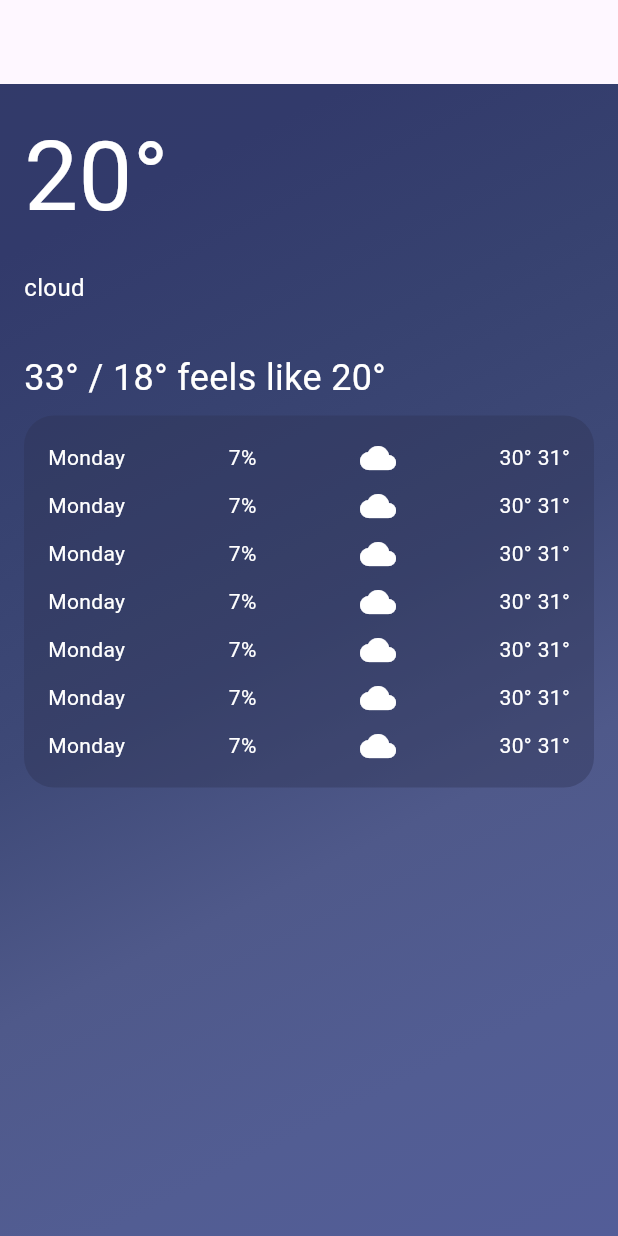
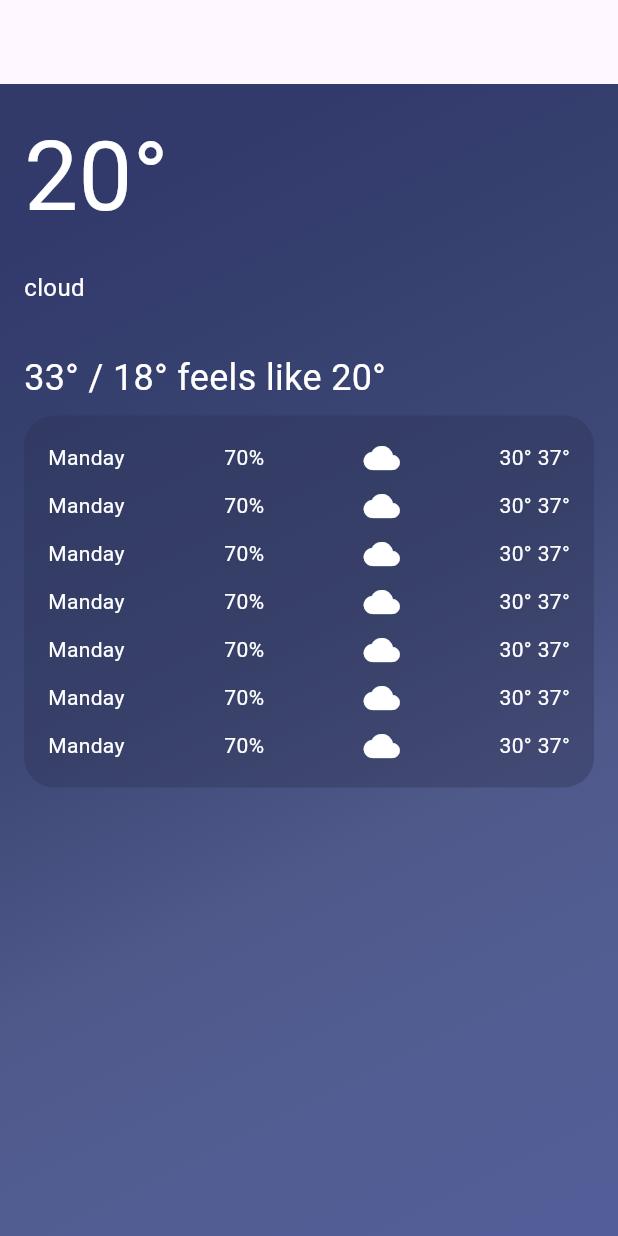
Before and after one commit to Mahmoudkhalafalah/NewsWeatherApp, a Flutter app: the screen it shows after launch, on a phone screen of 412 x 824 dp. Run offline on Flutter 3.47's test engine with Material 3 defaults, Android fonts, the phone set to English and light mode, and no system bars; our stand-ins replace dio, flutter_bloc.

Commit message:
custom widgets added

```diff
--- a/lib/views/weather_details_view.dart
+++ b/lib/views/weather_details_view.dart
@@ -1,5 +1,5 @@
-import 'package:flutter/cupertino.dart';
 import 'package:flutter/material.dart';
+import 'package:news_weather_app_project/views/widgets.dart';
 
 class WeatherDetails extends StatelessWidget {
   const WeatherDetails({super.key});
@@ -72,183 +72,83 @@ class WeatherDetails extends StatelessWidget {
               SizedBox(
                 height: 8,
               ),
-              Container(
-                decoration: BoxDecoration(
-                  borderRadius: BorderRadius.all(Radius.circular(20)),
-                  color: Color(0xff2d3253).withOpacity(0.4),
-                ),
-                padding: EdgeInsets.all(16),
+              CustomContainer(
                 child: Column(
                   children: [
-                    Row(
-                      mainAxisAlignment: MainAxisAlignment.spaceBetween,
-                      children: [
-                        Text(
-                          'Monday',
-                          style: TextStyle(color: Colors.white),
-                        ),
-                        Text(
-                          '7%',
-                          style: TextStyle(color: Colors.white),
-                        ),
-                        Icon(
-                          Icons.cloud,
-                          color: Colors.white,
-                        ),
-                        Text(
-                          '30° 31°',
-                          style: TextStyle(color: Colors.white),
-                        ),
-                      ],
+                    CustomForecastDayWidget(
+                      day: 'Manday',
+                      humidity: 70,
+                      icon: Icons.cloud,
+                      maxTemp: 37,
+                      minTemp: 30,
                     ),
                     SizedBox(
                       height: 8,
                     ),
-                    Row(
-                      mainAxisAlignment: MainAxisAlignment.spaceBetween,
-                      children: [
-                        Text(
-                          'Monday',
-                          style: TextStyle(color: Colors.white),
-                        ),
-                        Text(
-                          '7%',
-                          style: TextStyle(color: Colors.white),
-                        ),
-                        Icon(
-                          Icons.cloud,
-                          color: Colors.white,
-                        ),
-                        Text(
-                          '30° 31°',
-                          style: TextStyle(color: Colors.white),
-                        ),
-                      ],
+                    CustomForecastDayWidget(
+                      day: 'Manday',
+                      humidity: 70,
+                      icon: Icons.cloud,
+                      maxTemp: 37,
+                      minTemp: 30,
                     ),
                     SizedBox(
                       height: 8,
                     ),
-                    Row(
-                      mainAxisAlignment: MainAxisAlignment.spaceBetween,
-                      children: [
-                        Text(
-                          'Monday',
-                          style: TextStyle(color: Colors.white),
-                        ),
-                        Text(
-                          '7%',
-                          style: TextStyle(color: Colors.white),
-                        ),
-                        Icon(
-                          Icons.cloud,
-                          color: Colors.white,
-                        ),
-                        Text(
-                          '30° 31°',
-                          style: TextStyle(color: Colors.white),
-                        ),
-                      ],
+                    CustomForecastDayWidget(
+                      day: 'Manday',
+                      humidity: 70,
+                      icon: Icons.cloud,
+                      maxTemp: 37,
+                      minTemp: 30,
                     ),
                     SizedBox(
                       height: 8,
                     ),
-                    Row(
-                      mainAxisAlignment: MainAxisAlignment.spaceBetween,
-                      children: [
-                        Text(
-                          'Monday',
-                          style: TextStyle(color: Colors.white),
-                        ),
-                        Text(
-                          '7%',
-                          style: TextStyle(color: Colors.white),
-                        ),
-                        Icon(
-                          Icons.cloud,
-                          color: Colors.white,
-                        ),
-                        Text(
-                          '30° 31°',
-                          style: TextStyle(color: Colors.white),
-                        ),
-                      ],
+                    CustomForecastDayWidget(
+                      day: 'Manday',
+                      humidity: 70,
+                      icon: Icons.cloud,
+                      maxTemp: 37,
+                      minTemp: 30,
                     ),
                     SizedBox(
                       height: 8,
                     ),
-                    Row(
-                      mainAxisAlignment: MainAxisAlignment.spaceBetween,
-                      children: [
-                        Text(
-                          'Monday',
-                          style: TextStyle(color: Colors.white),
-                        ),
-                        Text(
-                          '7%',
-                          style: TextStyle(color: Colors.white),
-                        ),
-                        Icon(
-                          Icons.cloud,
-                          color: Colors.white,
-                        ),
-                        Text(
-                          '30° 31°',
-                          style: TextStyle(color: Colors.white),
-                        ),
-                      ],
+                    CustomForecastDayWidget(
+                      day: 'Manday',
+                      humidity: 70,
+                      icon: Icons.cloud,
+                      maxTemp: 37,
+                      minTemp: 30,
                     ),
                     SizedBox(
                       height: 8,
                     ),
-                    Row(
-                      mainAxisAlignment: MainAxisAlignment.spaceBetween,
-                      children: [
-                        Text(
-                          'Monday',
-                          style: TextStyle(color: Colors.white),
-                        ),
-                        Text(
-                          '7%',
-                          style: TextStyle(color: Colors.white),
-                        ),
-                        Icon(
-                          Icons.cloud,
-                          color: Colors.white,
-                        ),
-                        Text(
-                          '30° 31°',
-                          style: TextStyle(color: Colors.white),
-                        ),
-                      ],
+                    CustomForecastDayWidget(
+                      day: 'Manday',
+                      humidity: 70,
+                      icon: Icons.cloud,
+                      maxTemp: 37,
+                      minTemp: 30,
                     ),
                     SizedBox(
                       height: 8,
                     ),
-                    Row(
-                      mainAxisAlignment: MainAxisAlignment.spaceBetween,
-                      children: [
-                        Text(
-                          'Monday',
-                          style: TextStyle(color: Colors.white),
-                        ),
-                        Text(
-                          '7%',
-                          style: TextStyle(color: Colors.white),
-                        ),
-                        Icon(
-                          Icons.cloud,
-                          color: Colors.white,
-                        ),
-                        Text(
-                          '30° 31°',
-                          style: TextStyle(color: Colors.white),
-                        ),
-                      ],
-                    ),
-
+                    CustomForecastDayWidget(
+                      day: 'Manday',
+                      humidity: 70,
+                      icon: Icons.cloud,
+                      maxTemp: 37,
+                      minTemp: 30,
+                    )
                   ],
                 ),
-              )
+              ),
+              SizedBox(
+                height: 8,
+              ),
+
             ],
           ),
         ),
--- /dev/null
+++ b/lib/views/widgets.dart
@@ -0,0 +1,57 @@
+import 'package:flutter/material.dart';
+
+class CustomForecastDayWidget extends StatelessWidget {
+  const CustomForecastDayWidget({
+    super.key,
+    required this.day,
+    required this.humidity,
+    required this.icon,
+    required this.maxTemp,
+    required this.minTemp,
+  });
+  final String day;
+  final int humidity;
+  final IconData icon;
+  final double maxTemp;
+  final double minTemp;
+  @override
+  Widget build(BuildContext context) {
+    return Row(
+      mainAxisAlignment: MainAxisAlignment.spaceBetween,
+      children: [
+        Text(
+          day,
+          style: TextStyle(color: Colors.white),
+        ),
+        Text(
+          '$humidity%',
+          style: TextStyle(color: Colors.white),
+        ),
+        Icon(
+          icon,
+          color: Colors.white,
+        ),
+        Text(
+          '${minTemp.toInt()}° ${maxTemp.toInt()}°',
+          style: TextStyle(color: Colors.white),
+        ),
+      ],
+    );
+  }
+}
+
+class CustomContainer extends StatelessWidget {
+  const CustomContainer({super.key, required this.child});
+  final Widget child;
+  @override
+  Widget build(BuildContext context) {
+    return Container(
+      decoration: BoxDecoration(
+        borderRadius: BorderRadius.all(Radius.circular(20)),
+        color: Color(0xff2d3253).withOpacity(0.4),
+      ),
+      padding: EdgeInsets.all(16),
+      child: child,
+    );
+  }
+}
```
